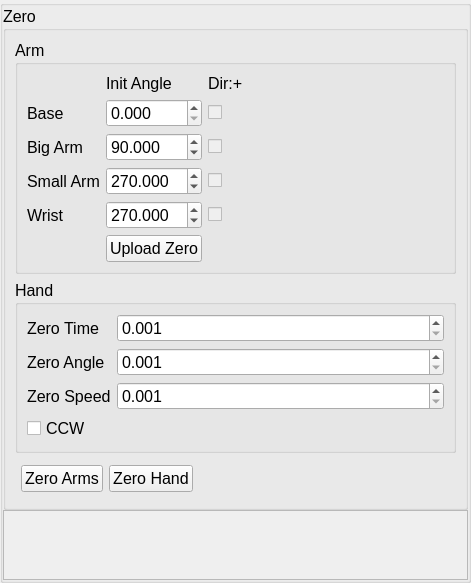
The window that source/wnd/ui/sinanjupref.ui (ww4u/megarobostudio) describes before a commit, drawn with Qt 5.
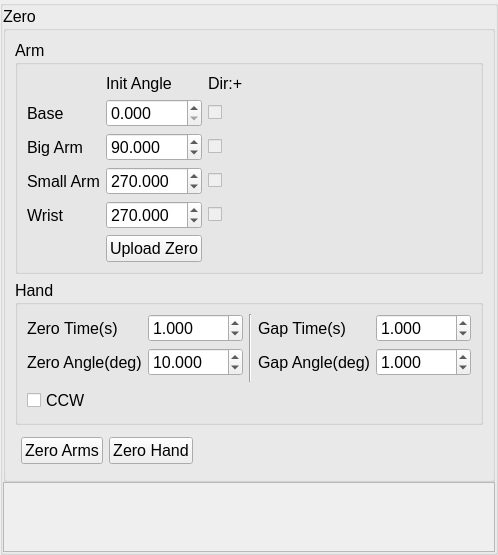
The same window after the commit. Icons and pictures are not drawn.

Diff of the .ui file:
```diff
--- a/source/wnd/ui/sinanjupref.ui
+++ b/source/wnd/ui/sinanjupref.ui
@@ -232,15 +232,22 @@
            <property name="title">
             <string>Hand</string>
            </property>
-           <layout class="QFormLayout" name="formLayout">
-            <item row="1" column="0">
+           <layout class="QGridLayout" name="gridLayout_2">
+            <item row="0" column="0">
              <widget class="QLabel" name="label_3">
               <property name="text">
-               <string>Zero Time</string>
+               <string>Zero Time(s)</string>
               </property>
              </widget>
             </item>
-            <item row="1" column="1">
+            <item row="0" column="3">
+             <widget class="QLabel" name="label_10">
+              <property name="text">
+               <string>Gap Time(s)</string>
+              </property>
+             </widget>
+            </item>
+            <item row="0" column="1">
              <widget class="QDoubleSpinBox" name="spinZeroTime">
               <property name="decimals">
                <number>3</number>
@@ -251,55 +258,84 @@
               <property name="maximum">
                <double>1000.000000000000000</double>
               </property>
-             </widget>
-            </item>
-            <item row="3" column="0">
-             <widget class="QLabel" name="label_8">
-              <property name="text">
-               <string>Zero Speed</string>
+              <property name="value">
+               <double>1.000000000000000</double>
               </property>
              </widget>
             </item>
-            <item row="3" column="1">
-             <widget class="QDoubleSpinBox" name="spinZeroSpeed">
-              <property name="decimals">
-               <number>3</number>
+            <item row="0" column="2" rowspan="3">
+             <widget class="Line" name="line">
+              <property name="orientation">
+               <enum>Qt::Vertical</enum>
               </property>
-              <property name="minimum">
-               <double>0.001000000000000</double>
-              </property>
-              <property name="maximum">
-               <double>1000.000000000000000</double>
-              </property>
              </widget>
             </item>
-            <item row="2" column="0">
+            <item row="1" column="0">
              <widget class="QLabel" name="label_9">
               <property name="text">
-               <string>Zero Angle</string>
+               <string>Zero Angle(deg)</string>
               </property>
              </widget>
             </item>
-            <item row="2" column="1">
-             <widget class="QDoubleSpinBox" name="spinZeroAngle">
-              <property name="decimals">
-               <number>3</number>
-              </property>
-              <property name="minimum">
-               <double>0.001000000000000</double>
-              </property>
-              <property name="maximum">
-               <double>1000.000000000000000</double>
-              </property>
-             </widget>
-            </item>
-            <item row="4" column="0">
+            <item row="3" column="0">
              <widget class="QCheckBox" name="chkHandZeroCcw">
               <property name="text">
                <string>CCW</string>
               </property>
              </widget>
             </item>
+            <item row="1" column="1">
+             <widget class="QDoubleSpinBox" name="spinZeroAngle">
+              <property name="decimals">
+               <number>3</number>
+              </property>
+              <property name="minimum">
+               <double>0.001000000000000</double>
+              </property>
+              <property name="maximum">
+               <double>1000.000000000000000</double>
+              </property>
+              <property name="value">
+               <double>10.000000000000000</double>
+              </property>
+             </widget>
+            </item>
+            <item row="1" column="3">
+             <widget class="QLabel" name="label_11">
+              <property name="text">
+               <string>Gap Angle(deg)</string>
+              </property>
+             </widget>
+            </item>
+            <item row="0" column="4">
+             <widget class="QDoubleSpinBox" name="spinGapTime">
+              <property name="decimals">
+               <number>3</number>
+              </property>
+              <property name="minimum">
+               <double>0.001000000000000</double>
+              </property>
+              <property name="value">
+               <double>1.000000000000000</double>
+              </property>
+             </widget>
+            </item>
+            <item row="1" column="4">
+             <widget class="QDoubleSpinBox" name="spinGapAngle">
+              <property name="decimals">
+               <number>3</number>
+              </property>
+              <property name="minimum">
+               <double>0.001000000000000</double>
+              </property>
+              <property name="maximum">
+               <double>1000.000000000000000</double>
+              </property>
+              <property name="value">
+               <double>1.000000000000000</double>
+              </property>
+             </widget>
+            </item>
            </layout>
           </widget>
          </item>
```
